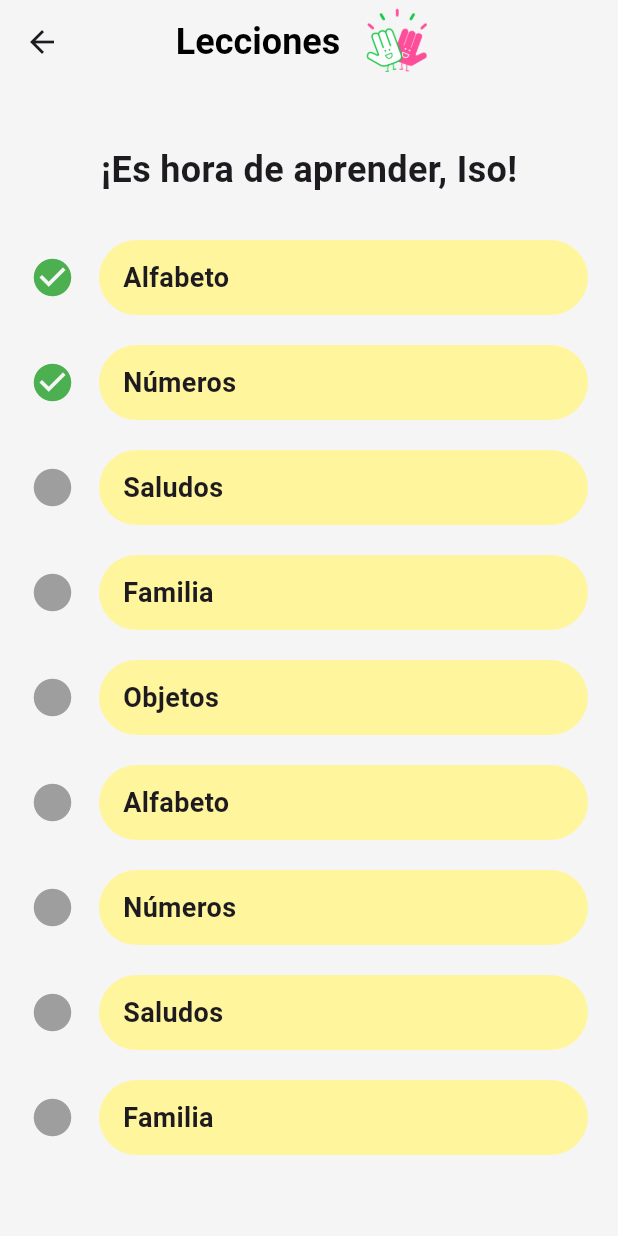
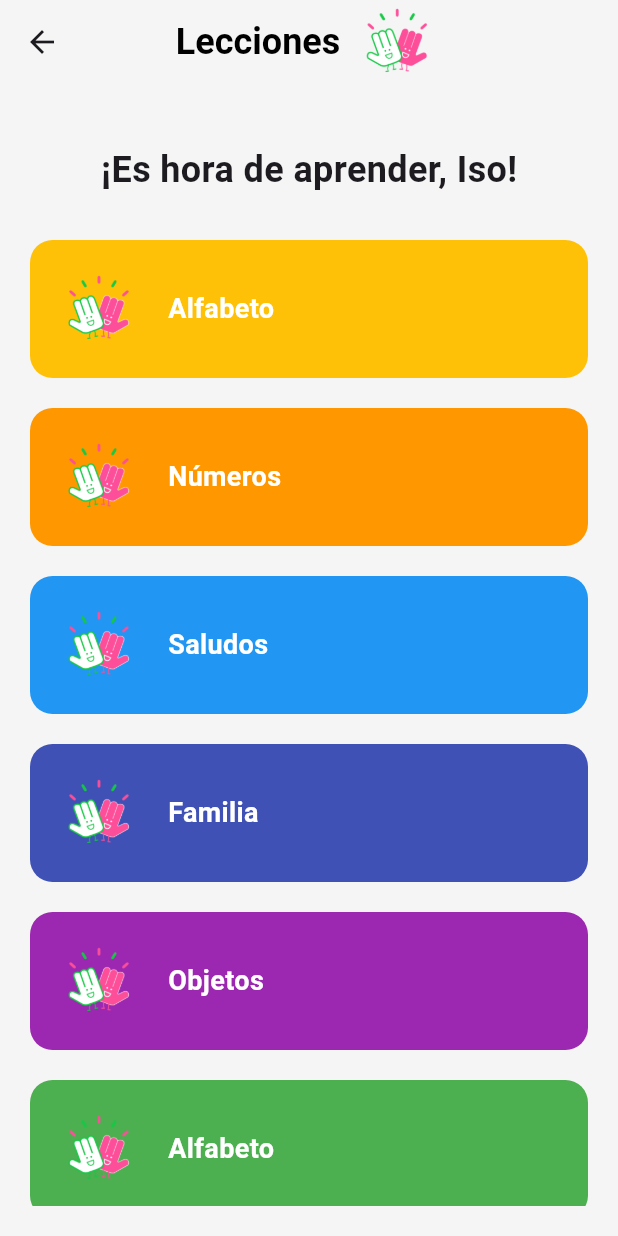
Before and after one commit to el-shago/HandsOnMobile, a Flutter app: the LeccionesPage screen opened by its route, on a phone screen of 412 x 824 dp. Run offline on Flutter 3.47's test engine with Material 3 defaults, Android fonts, the phone set to English and light mode, and no system bars.

Commit message:
Modificar algunas cosas con la pagina de Lecciones
Estoy tratando de implementar logica en la parte de los ejercicios para que te lleve a un ejercicio, por eso lo agregue en enums

```diff
--- a/client/lib/enums/Routes.dart
+++ b/client/lib/enums/Routes.dart
@@ -10,3 +10,12 @@ enum Routes {
 
   final String route;
 }
+
+enum LessonType {
+  destacados,
+  meditacionEsencial,
+  estresAnsiedad,
+  dormirDespertar,
+  crecimientoPersonal,
+  trabajoProductividad,
+}
--- a/client/lib/main.dart
+++ b/client/lib/main.dart
@@ -6,6 +6,7 @@ import 'package:hands_on_flutter/presentation/CompletedCoursePage.dart';
 import 'package:hands_on_flutter/presentation/LoginPage.dart';
 import 'package:hands_on_flutter/presentation/LeccionesPage.dart';
 import 'package:hands_on_flutter/presentation/HomeScreen.dart';
+
 
 void main() {
   runApp(const NavigatorPagesCetys());
@@ -31,6 +32,7 @@ class NavigatorPagesCetys extends StatelessWidget {
         Routes.usersettingsPage.route: (context) => UserSettingsPage(),
         Routes.leccionesPage.route: (context) => LeccionesPage(),
         Routes.homePage.route: (context) => HomeScreen(),
+
       },
 
       initialRoute: Routes.registerPage.route,
--- /dev/null
+++ b/client/lib/presentation/ExerciseScreen.dart
@@ -0,0 +1,15 @@
+import 'package:flutter/material.dart';
+
+class ExerciseScreen extends StatefulWidget {
+  const ExerciseScreen({super.key});
+
+  @override
+  State <ExerciseScreen> createState() =>  ExerciseScreenState();
+}
+
+class  ExerciseScreenState extends State <ExerciseScreen> {
+  @override
+  Widget build(BuildContext context) {
+    return const Placeholder();
+  }
+}
--- a/client/lib/presentation/LeccionesPage.dart
+++ b/client/lib/presentation/LeccionesPage.dart
@@ -16,7 +16,8 @@ class LeccionesPage extends StatelessWidget {
               style: TextStyle(
                 color: Colors.black,
                 fontSize: 24,
-                  fontWeight: FontWeight.bold),
+                fontWeight: FontWeight.bold,
+              ),
             ),
             const SizedBox(width: 8),
             Image.asset(
@@ -45,42 +46,43 @@ class LeccionesPage extends StatelessWidget {
             ),
             Expanded(
               child: ListView(
-                children: const [
-                  LessonItem(
-                    isChecked: true,
+                children: [
+                  // Each LessonCard without navigation action
+                  LessonCard(
+                    imagePath: 'assets/images/manitas.png',
                     label: 'Alfabeto',
+                    backgroundColor: Colors.amber,
+                    onTap: () {},
                   ),
-                  LessonItem(
-                    isChecked: true,
+                  LessonCard(
+                    imagePath: 'assets/images/manitas.png',
                     label: 'Números',
+                    backgroundColor: Colors.orange,
+                    onTap: () {},
                   ),
-                  LessonItem(
-                    isChecked: false,
+                  LessonCard(
+                    imagePath: 'assets/images/manitas.png',
                     label: 'Saludos',
+                    backgroundColor: Colors.blue,
+                    onTap: () {},
                   ),
-                  LessonItem(
-                    isChecked: false,
+                  LessonCard(
+                    imagePath: 'assets/images/manitas.png',
                     label: 'Familia',
+                    backgroundColor: Colors.indigo,
+                    onTap: () {},
                   ),
-                  LessonItem(
-                    isChecked: false,
+                  LessonCard(
+                    imagePath: 'assets/images/manitas.png',
                     label: 'Objetos',
+                    backgroundColor: Colors.purple,
+                    onTap: () {},
                   ),
-                  LessonItem(
-                    isChecked: false,
+                  LessonCard(
+                    imagePath: 'assets/images/manitas.png',
                     label: 'Alfabeto',
-                  ),
-                  LessonItem(
-                    isChecked: false,
-                    label: 'Números',
-                  ),
-                  LessonItem(
-                    isChecked: false,
-                    label: 'Saludos',
-                  ),
-                  LessonItem(
-                    isChecked: false,
-                    label: 'Familia',
+                    backgroundColor: Colors.green,
+                    onTap: () {},
                   ),
                 ],
               ),
@@ -92,46 +94,55 @@ class LeccionesPage extends StatelessWidget {
   }
 }
 
-class LessonItem extends StatelessWidget {
-  final bool isChecked;
+// LessonCard widget to display each lesson item
+class LessonCard extends StatelessWidget {
+  final String imagePath;
   final String label;
+  final Color backgroundColor;
+  final VoidCallback onTap;
 
-  const LessonItem({
+  const LessonCard({
     Key? key,
-    required this.isChecked,
+    required this.imagePath,
     required this.label,
+    required this.backgroundColor,
+    required this.onTap,
   }) : super(key: key);
 
   @override
   Widget build(BuildContext context) {
     return Padding(
       padding: const EdgeInsets.symmetric(vertical: 10),
+      child: InkWell(
+        onTap: onTap,
+        borderRadius: BorderRadius.circular(15),
+        child: Container(
+          decoration: BoxDecoration(
+            color: backgroundColor,
+            borderRadius: BorderRadius.circular(15),
+          ),
+          padding: const EdgeInsets.all(16),
           child: Row(
             children: [
-          Icon(
-            isChecked ? Icons.check_circle : Icons.circle,
-            color: isChecked ? Colors.green : Colors.grey,
-            size: 30,
+              Image.asset(
+                imagePath,
+                height: 60, // Adjust the height as needed
               ),
               const SizedBox(width: 16),
               Expanded(
-            child: Container(
-              padding: const EdgeInsets.symmetric(vertical: 12, horizontal: 16),
-              decoration: BoxDecoration(
-                color: Colors.yellow.shade200,
-                borderRadius: BorderRadius.circular(30),
-              ),
                 child: Text(
                   label,
                   style: const TextStyle(
                     fontWeight: FontWeight.bold,
                     fontSize: 18,
-                ),
+                    color: Colors.white,
                   ),
                 ),
               ),
             ],
           ),
+        ),
+      ),
     );
   }
 }
```
Lines whose indentation alone changed are shown as unchanged.
